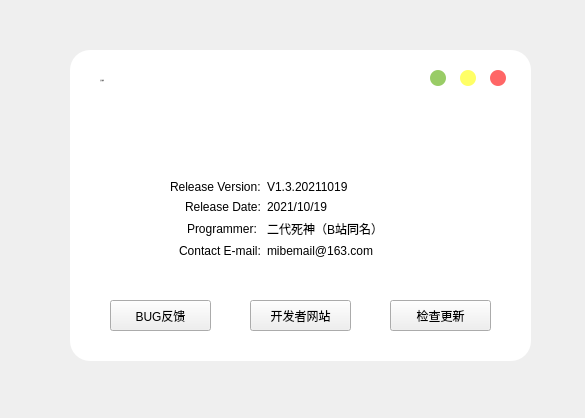
Qt form bilidabout.ui (JimmyLiang-lzm/biliDownloader_GUI) before a commit.
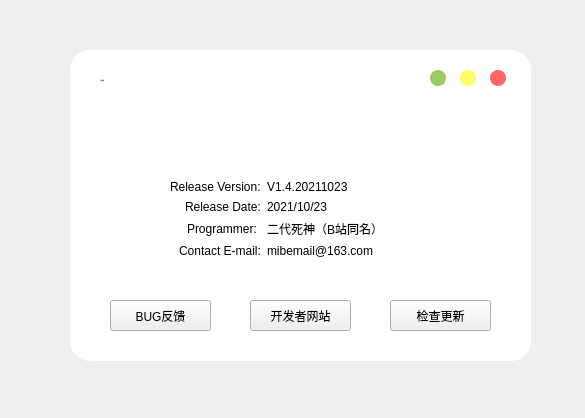
The same form after that commit. Icons and pictures are not drawn.

The edit to the form file:
```diff
--- a/bilidabout.ui
+++ b/bilidabout.ui
@@ -354,14 +354,14 @@
      <item row="0" column="1">
       <widget class="QLabel" name="lab_version">
        <property name="text">
-        <string>V1.3.20211019</string>
+        <string>V1.4.20211023</string>
        </property>
       </widget>
      </item>
      <item row="1" column="1">
       <widget class="QLabel" name="label_6">
        <property name="text">
-        <string>2021/10/19</string>
+        <string>2021/10/23</string>
        </property>
       </widget>
      </item>
```
